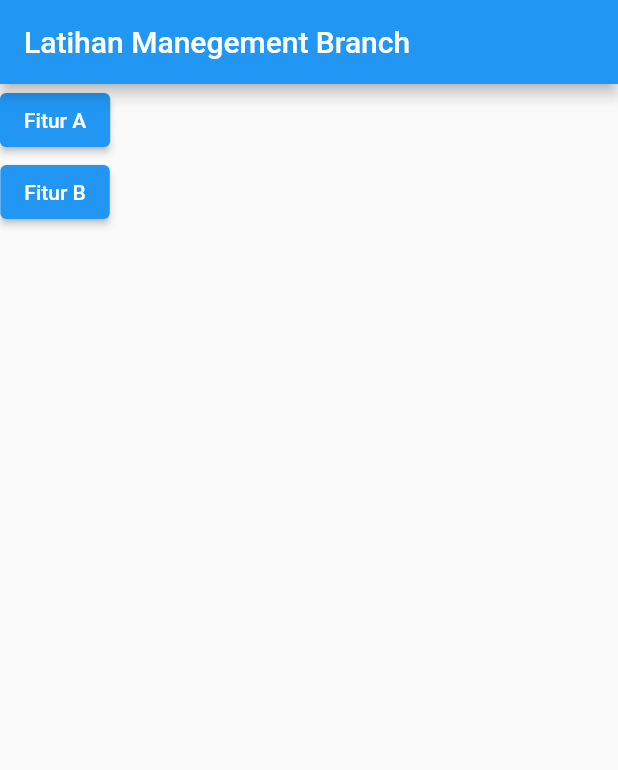
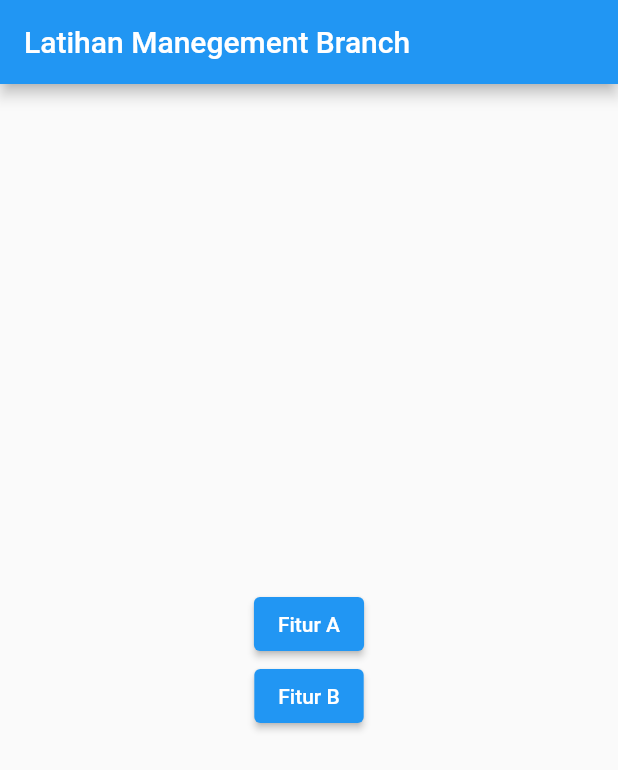
Before and after one commit to hendriari/flutter_hendriari, a Flutter app: the screen it shows after launch, on a phone screen of 412 x 824 dp. Shown: the top 770 px of the screen. Run offline on Flutter 3.47's test engine with Material 2 defaults, Android fonts, the phone set to English and light mode, and no system bars.

Commit message:
button fitur a dan b

```diff
--- a/lib/main_page.dart
+++ b/lib/main_page.dart
@@ -10,15 +10,19 @@ class MainPage extends StatelessWidget {
         title: const Text('Latihan Manegement Branch'),
       ),
       body: Column(
-        crossAxisAlignment: CrossAxisAlignment.center,
+        mainAxisAlignment: MainAxisAlignment.center,
         children: [
-          ElevatedButton(
-            onPressed: () {},
-            child: const Text('Fitur A'),
+          Center(
+            child: ElevatedButton(
+              onPressed: () {},
+              child: const Text('Fitur A'),
+            ),
           ),
-          ElevatedButton(
-            onPressed: () {},
-            child: const Text('Fitur B'),
+          Center(
+            child: ElevatedButton(
+              onPressed: () {},
+              child: const Text('Fitur B'),
+            ),
           ),
         ],
       ),
```
